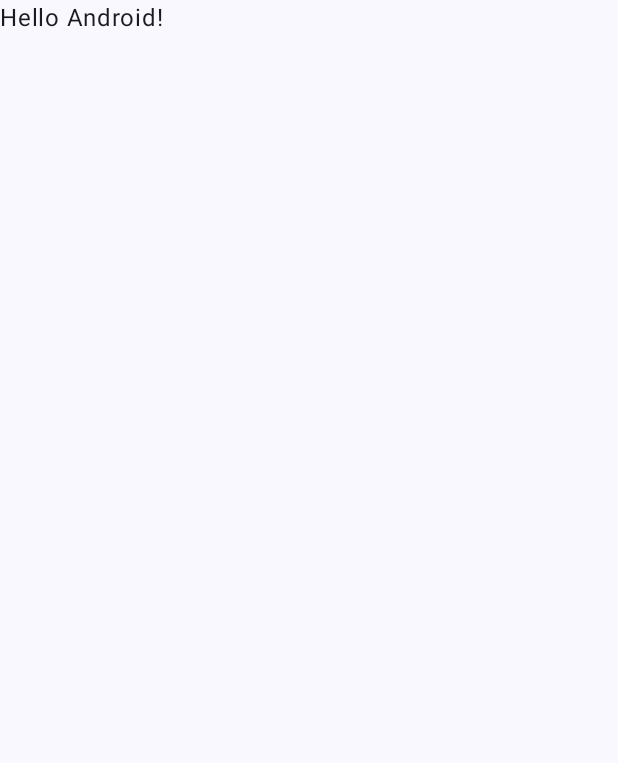
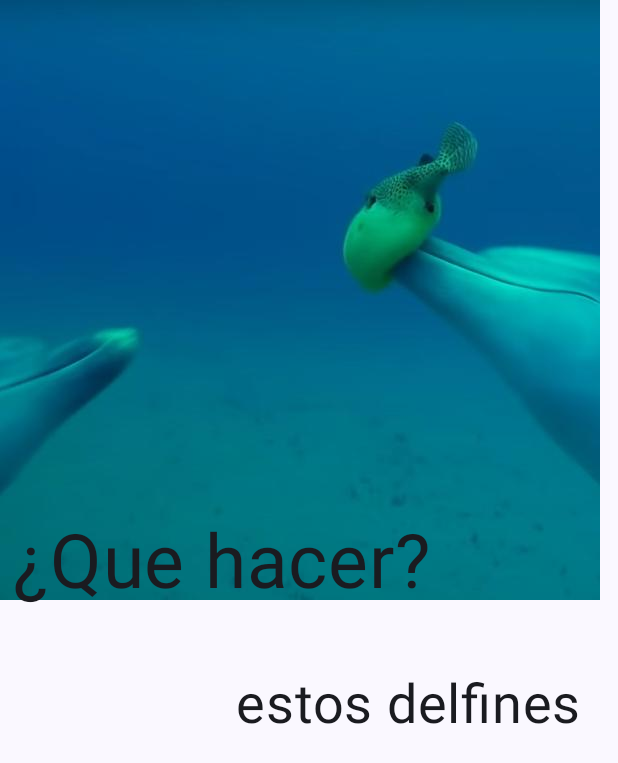
Before and after one commit to GonzaloR0315/TarjetaDePresentacionRodriguezRubio, an Android app built with Jetpack Compose: the screen it shows after launch (MainActivity), on a phone screen of 412 x 824 dp. Before the commit the part shown is almost empty. Shown: the top 763 px of the screen. Run offline under Robolectric (Android 15) with nearby library versions, the phone set to English and light mode, and no system bars.

Commit message:
Subida 2

```diff
--- a/app/src/main/java/com/example/tarjetadepresentacionrodriguezrubio/MainActivity.kt
+++ b/app/src/main/java/com/example/tarjetadepresentacionrodriguezrubio/MainActivity.kt
@@ -3,13 +3,25 @@ package com.example.tarjetadepresentacionrodriguezrubio
 import android.os.Bundle
 import androidx.activity.ComponentActivity
 import androidx.activity.compose.setContent
+import androidx.compose.foundation.Image
+import androidx.compose.foundation.layout.Arrangement
+import androidx.compose.foundation.layout.Box
+import androidx.compose.foundation.layout.Column
 import androidx.compose.foundation.layout.fillMaxSize
+import androidx.compose.foundation.layout.padding
 import androidx.compose.material3.MaterialTheme
 import androidx.compose.material3.Surface
 import androidx.compose.material3.Text
 import androidx.compose.runtime.Composable
+import androidx.compose.ui.Alignment
 import androidx.compose.ui.Modifier
+import androidx.compose.ui.layout.ContentScale
+import androidx.compose.ui.res.painterResource
+import androidx.compose.ui.text.style.TextAlign
+import androidx.compose.ui.text.style.TextDecoration
 import androidx.compose.ui.tooling.preview.Preview
+import androidx.compose.ui.unit.dp
+import androidx.compose.ui.unit.sp
 import com.example.tarjetadepresentacionrodriguezrubio.ui.theme.TarjetaDePresentacionRodriguezRubioTheme
 
 class MainActivity : ComponentActivity() {
@@ -22,25 +34,65 @@ class MainActivity : ComponentActivity() {
                     modifier = Modifier.fillMaxSize(),
                     color = MaterialTheme.colorScheme.background
                 ) {
-                    Greeting("Android")
+                    GreetingImage(
+                        getString(R.string.queHacen),
+                        getString(R.string.estosDelfines)
+                    )
                 }
             }
         }
     }
 }
+@Composable
+fun GreetingImage(message: String, from: String, modifier: Modifier = Modifier) {
+    val image = painterResource(R.drawable.delfines)
+    //Step 3 create a box to overlap image and texts
+    Box {
+        Image(
+            painter = image,
+            contentDescription = null,
+            contentScale = ContentScale.FillBounds,
+            alpha = 1F,
+        )
+        GreetingText(
+            message = message,
+            from = from,
+            modifier = Modifier
+                .fillMaxSize()
+                .padding(8.dp)
+        )
+    }
+}
 
 @Composable
-fun Greeting(name: String, modifier: Modifier = Modifier) {
-    Text(
-        text = "Hello $name!",
+fun GreetingText(message: String, from: String, modifier: Modifier) {
+    Column(
+        verticalArrangement = Arrangement.Center,
         modifier = modifier
-    )
+    ) {
+        Text(
+            text = message,
+            //textDecoration = ,
+            fontSize = 50.sp,
+            lineHeight = 116.sp,
+            textAlign = TextAlign.Center,
+            modifier = Modifier
+        )
+        Text(
+            text = from,
+            fontSize = 36.sp,
+            modifier = Modifier
+                .padding(16.dp)
+                .align(alignment = Alignment.End)
+
+        )
+    }
 }
 
 @Preview(showBackground = true)
 @Composable
 fun GreetingPreview() {
     TarjetaDePresentacionRodriguezRubioTheme {
-        Greeting("Android")
+        GreetingImage("Happy Birthday Sam!", "From Emma")
     }
 }
--- a/app/src/main/res/values/strings.xml
+++ b/app/src/main/res/values/strings.xml
@@ -1,3 +1,5 @@
 <resources>
     <string name="app_name">TarjetaDePresentacionRodriguezRubio</string>
+    <string name="queHacen">¿Que hacer?</string>
+    <string name="estosDelfines">estos delfines</string>
 </resources>
```
Also changed, not shown: app/src/main/res/drawable-nodpi/delfines.jpg (added).
